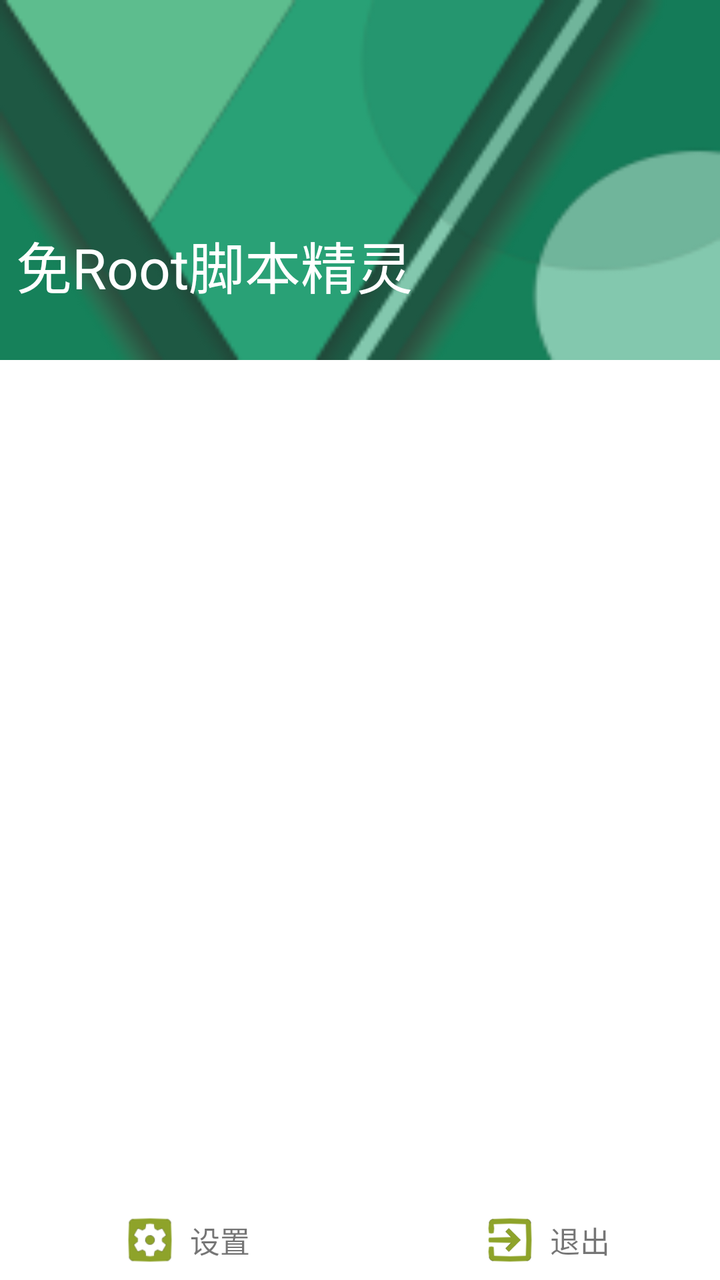
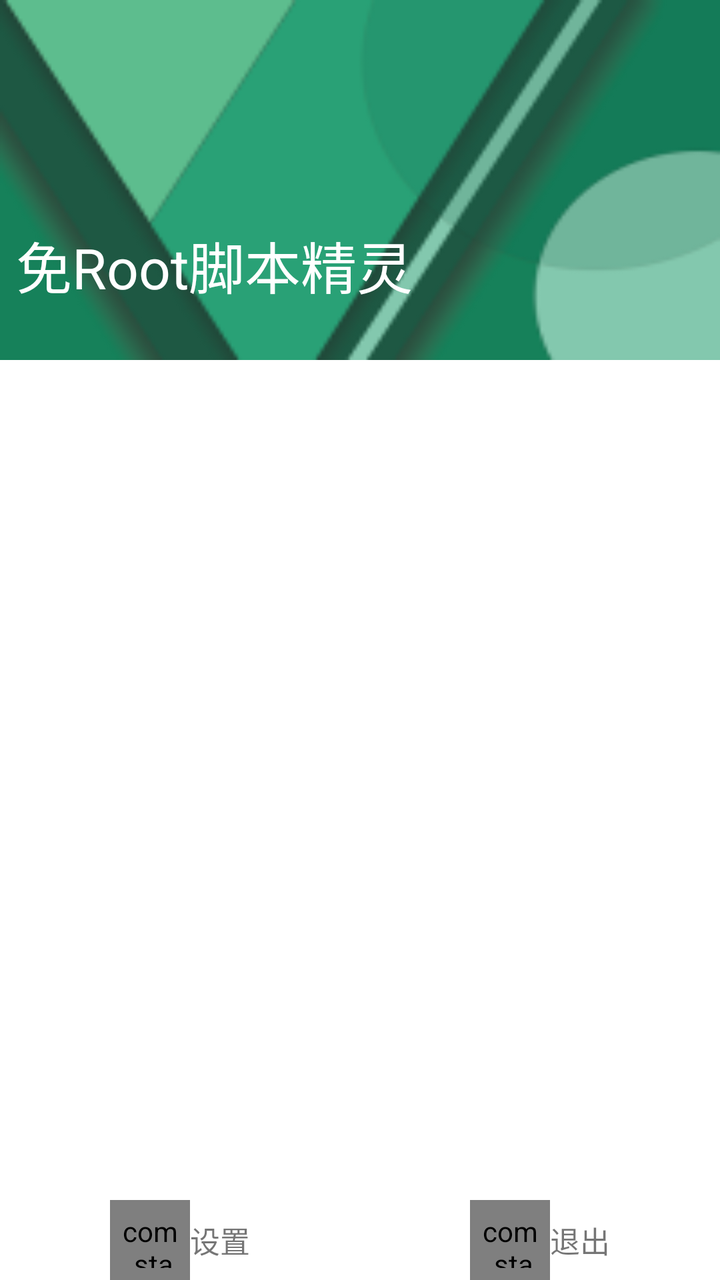

Before-and-after screenshots of an Android layout around one commit, followed by the original layout XML and the change that was made.
<!-- AndroidManifest.xml: application theme AppTheme -->
<!-- res/layout/drawer.xml -->
<?xml version="1.0" encoding="utf-8"?>
<LinearLayout xmlns:android="http://schemas.android.com/apk/res/android"
              xmlns:tools="http://schemas.android.com/tools"
              android:layout_width="match_parent"
              android:layout_height="match_parent"
              android:background="@android:color/white"
              android:clickable="true"
              android:fitsSystemWindows="false"
              android:importantForAccessibility="no"
              android:orientation="vertical">

    <RelativeLayout
        android:layout_width="match_parent"
        android:layout_height="180dp"
        android:layout_marginBottom="5dp">

        <ImageView
            android:layout_width="match_parent"
            android:layout_height="match_parent"
            android:scaleType="fitXY"
            android:src="@drawable/slide_menu_img_200px"/>

        <TextView
            android:id="@+id/version"
            android:layout_width="wrap_content"
            android:layout_height="wrap_content"
            android:layout_alignParentBottom="true"
            android:layout_marginBottom="8dp"
            android:layout_marginLeft="8dp"
            android:gravity="center"
            android:textColor="@android:color/white"
            android:textSize="14sp"/>


        <TextView
            android:id="@+id/app_name"
            android:layout_width="wrap_content"
            android:layout_height="wrap_content"
            android:layout_above="@id/version"
            android:layout_marginLeft="8dp"
            android:gravity="center"
            android:text="@string/_app_name"
            android:textColor="@android:color/white"
            android:textSize="28sp"/>


    </RelativeLayout>


    <LinearLayout
        android:layout_width="match_parent"
        android:layout_height="match_parent"
        android:orientation="vertical">

        <FrameLayout
            android:id="@+id/fragment_slide_menu"
            android:layout_width="match_parent"
            android:layout_height="0dp"
            android:layout_weight="1"/>

        <LinearLayout
            android:layout_width="match_parent"
            android:layout_height="40dp"
            android:layout_gravity="bottom">

            <LinearLayout
                android:id="@+id/setting"
                android:layout_width="0dp"
                android:layout_height="match_parent"
                android:layout_weight="1"
                android:background="?selectableItemBackground"
                android:gravity="center"
                android:orientation="horizontal">

                <ImageView
                    android:layout_width="40dp"
                    android:layout_height="40dp"
                    android:padding="6dp"
                    android:src="@drawable/ic_settings_applications_green_48dp"/>

                <TextView
                    android:layout_width="wrap_content"
                    android:layout_height="wrap_content"
                    android:gravity="center"
                    android:text="@string/text_setting"
                    android:textSize="15sp"/>
            </LinearLayout>

            <LinearLayout
                android:id="@+id/exit"
                android:layout_width="0dp"
                android:layout_height="match_parent"
                android:layout_weight="1"
                android:background="?selectableItemBackground"
                android:gravity="center"
                android:orientation="horizontal">

                <ImageView
                    android:layout_width="40dp"
                    android:layout_height="40dp"
                    android:padding="6dp"
                    android:src="@drawable/ic_exit_to_app_green_48dp"/>

                <TextView
                    android:layout_width="wrap_content"
                    android:layout_height="wrap_content"
                    android:gravity="center"
                    android:text="@string/text_exit"
                    android:textSize="15sp"/>
            </LinearLayout>
        </LinearLayout>

    </LinearLayout>


</LinearLayout>
<!-- resources referenced by this layout -->
<resources>
  <!-- drawable ic_exit_to_app_green_48dp: png bitmap (drawable, 1545 bytes) -->
  <!-- drawable ic_settings_applications_green_48dp: png bitmap (drawable, 2872 bytes) -->
  <!-- drawable slide_menu_img_200px: png bitmap (drawable, 11326 bytes) -->
  <string name="_app_name">免Root脚本精灵</string>
  <string name="text_exit">退出</string>
  <string name="text_setting">设置</string>
  <style name="AppTheme" parent="Theme.AppCompat.Light.NoActionBar">
          
          <item name="colorPrimary">@color/colorPrimary</item>
          <item name="colorPrimaryDark">@color/colorPrimaryDark</item>
          <item name="colorAccent">@color/colorAccent</item>
      </style>
  <color name="colorPrimary">#8ea22a</color>
  <color name="colorPrimaryDark">#5e6b1e</color>
  <color name="colorAccent">#8ea22a</color>
</resources>

<!-- the commit's change to res/layout/drawer.xml (unified diff, before → after) -->
@@ -15,8 +15,10 @@
         android:layout_marginBottom="5dp">
 
         <ImageView
+            android:id="@+id/drawer_header_img"
             android:layout_width="match_parent"
             android:layout_height="match_parent"
+            android:clickable="true"
             android:scaleType="fitXY"
             android:src="@drawable/slide_menu_img_200px"/>
 
@@ -72,7 +74,7 @@
                 android:gravity="center"
                 android:orientation="horizontal">
 
-                <ImageView
+                <com.stardust.theme.widget.ThemeColorImageView
                     android:layout_width="40dp"
                     android:layout_height="40dp"
                     android:padding="6dp"
@@ -95,7 +97,7 @@
                 android:gravity="center"
                 android:orientation="horizontal">
 
-                <ImageView
+                <com.stardust.theme.widget.ThemeColorImageView
                     android:layout_width="40dp"
                     android:layout_height="40dp"
                     android:padding="6dp"
